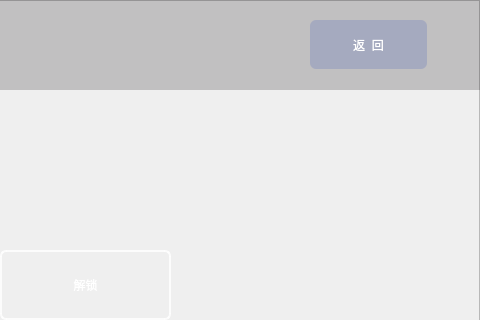
This is lockunlock.ui in thewayI/tiny4412 as Qt 5 draws it before an edit; both pictures show x 800 to 1280 and y 0 to 320 of the 1280 by 800 pixel window. The edited form follows.
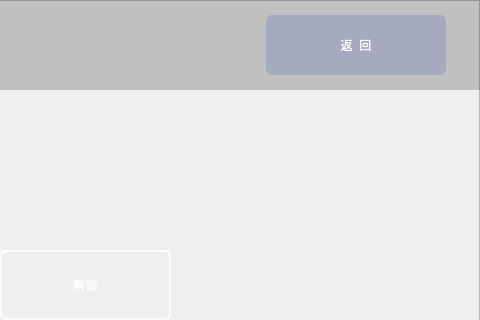
This is the edited form. Icons and pictures are not drawn.

Diff of the .ui file:
```diff
--- a/lockunlock.ui
+++ b/lockunlock.ui
@@ -155,10 +155,10 @@
   <widget class="QPushButton" name="btn_configureMachine_2">
    <property name="geometry">
     <rect>
-     <x>1110</x>
-     <y>20</y>
-     <width>117</width>
-     <height>49</height>
+     <x>1066</x>
+     <y>15</y>
+     <width>180</width>
+     <height>60</height>
     </rect>
    </property>
    <property name="font">
```
